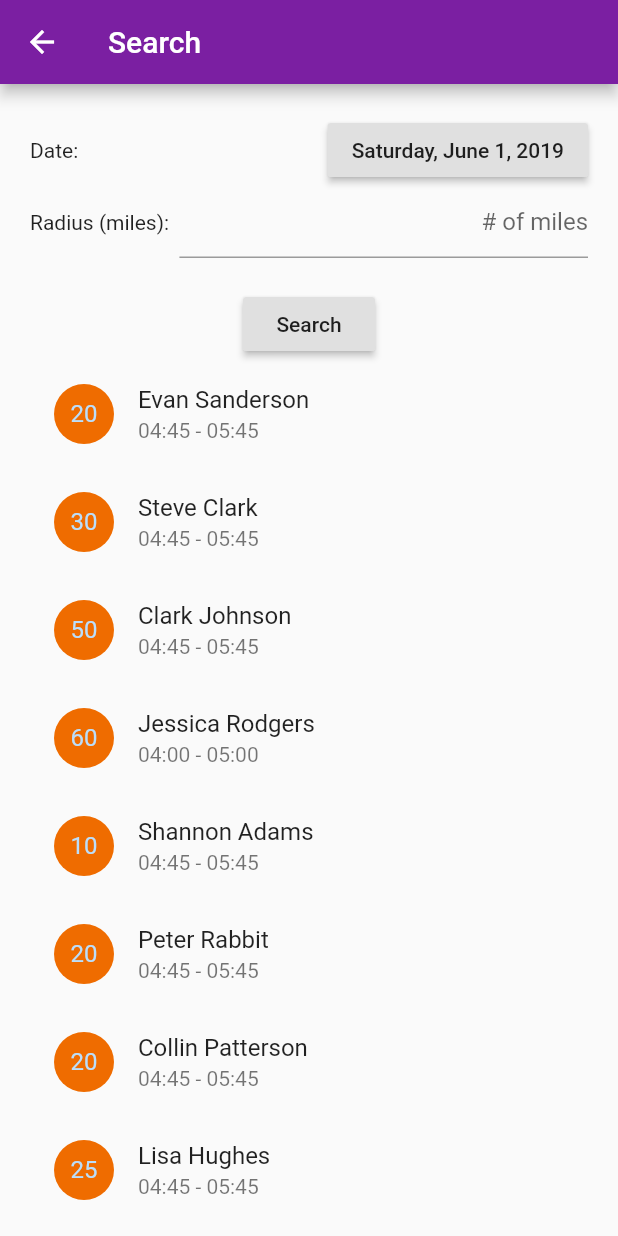
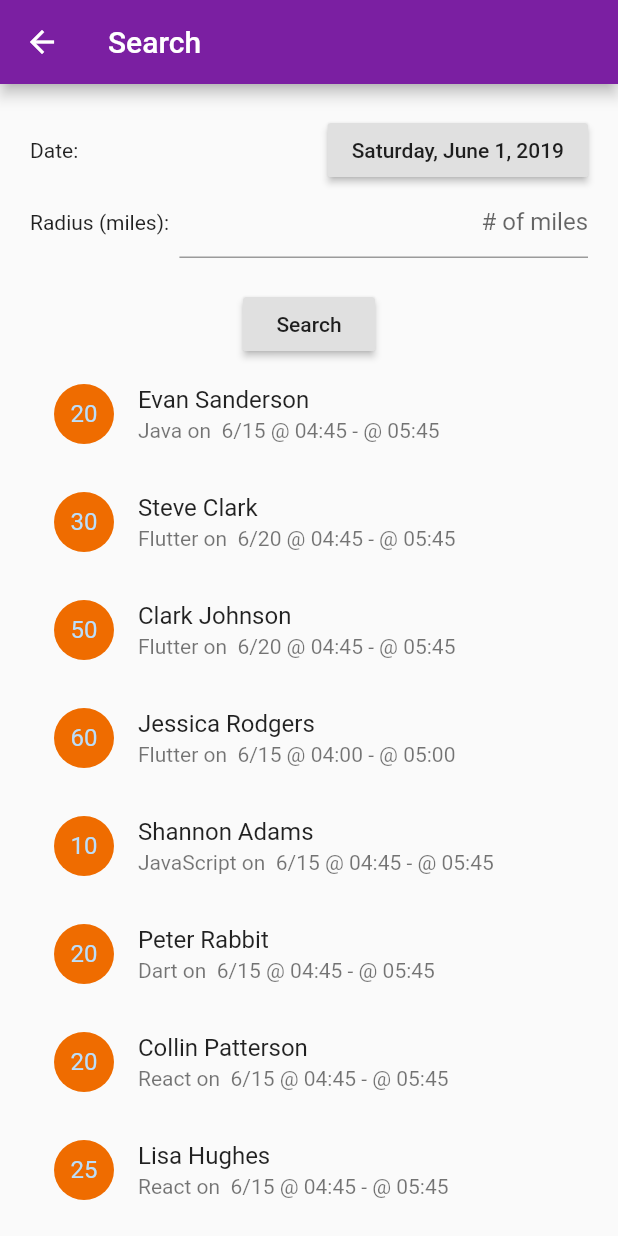
Before and after one commit to gummycat/rpmsny, a Flutter app: the SearchScreen screen opened directly, after a tap on "Search", on a phone screen of 412 x 824 dp. Run offline on Flutter 3.47's test engine with Material 2 defaults, Android fonts, the phone set to English and light mode, and no system bars; our stand-ins replace cloud_firestore, firebase_auth, flare_flutter, google_sign_in, rxdart; accounts and stored records are empty.

Commit message:
PV: Adding skill and date to EventWidget, Search using EventWIdget

```diff
--- /dev/null
+++ b/lib/src/blocs/schedule_bloc.dart
@@ -0,0 +1,4 @@
+class ScheduleBloc{
+
+  ScheduleBloc();
+}
--- a/lib/src/screens/event_widget.dart
+++ b/lib/src/screens/event_widget.dart
@@ -6,7 +6,7 @@ import 'package:rpmsny/src/models/event.dart';
 class EventWidget extends StatelessWidget {
   final Event _event;
 
-   final fmtTime = DateFormat('hh:mm');
+   final fmtTime = DateFormat('M/dd @ hh:mm');
 
   EventWidget(this._event);
 
@@ -14,6 +14,7 @@ class EventWidget extends StatelessWidget {
 String _getEventSubtitle(Event event) {
     String start = fmtTime.format(event.startTime);
     String end = fmtTime.format(event.endTime);
+    end = end.substring(end.indexOf("@ "));
 
     return '$start - $end';
   }
@@ -25,7 +26,7 @@ String _getEventSubtitle(Event event) {
                                 backgroundColor: Theme.of(context).accentColor,
 child: Text(_event.range.toString()),),
       title: Text(_event.host.displayName),
-      subtitle: Text("${_event.host.skills} @ ${_getEventSubtitle(_event)}"),
+      subtitle: Text("${_event.host.skills} on  ${_getEventSubtitle(_event)}"),
     );
   }
 
--- a/lib/src/screens/search_screen.dart
+++ b/lib/src/screens/search_screen.dart
@@ -4,6 +4,7 @@ import 'package:provider/provider.dart';
 import 'package:intl/intl.dart';
 import '../models/event.dart';
 import '../models/host.dart';
+import 'event_widget.dart';
 
 class SearchScreen extends StatefulWidget {
   SearchScreen({Key key}) : super(key: key);
@@ -15,7 +16,7 @@ class _SearchScreenState extends State<SearchScreen> {
   _SearchScreenState();
   DateTime selectedDate = DateTime.now();
   final fmt = DateFormat('EEEE, MMMM d, y');
-  final fmtTime = DateFormat('hh:mm');
+  static final fmtTime = DateFormat('hh:mm');
   var events = List<Event>();
 
   Future<Null> _selectDate(BuildContext context) async {
@@ -88,16 +89,7 @@ class _SearchScreenState extends State<SearchScreen> {
                 child: ListView.builder(
                   shrinkWrap: true,
                   itemCount: events.length,
-                  itemBuilder: (contezt, index) {
-                    return ListTile(
-                      leading: CircleAvatar(
-                        backgroundColor: Theme.of(context).accentColor,
-                        child: Text(events[index].range.toString()),
-                      ),
-                      title: Text(events[index].host.displayName),
-                      subtitle: Text(_getEventSubtitle(events[index])),
-                    );
-                  },
+                  itemBuilder: (contezt, index) => EventWidget(events[index]),
                 ),
               )
             ],
@@ -107,7 +99,7 @@ class _SearchScreenState extends State<SearchScreen> {
     );
   }
 
-  String _getEventSubtitle(Event event) {
+  static String getEventSubtitle(Event event) {
     String start = fmtTime.format(event.startTime);
     String end = fmtTime.format(event.endTime);
 
```
